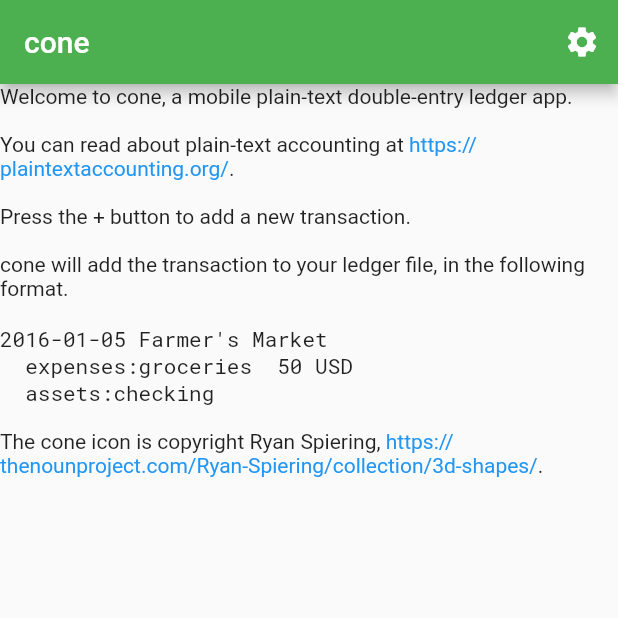
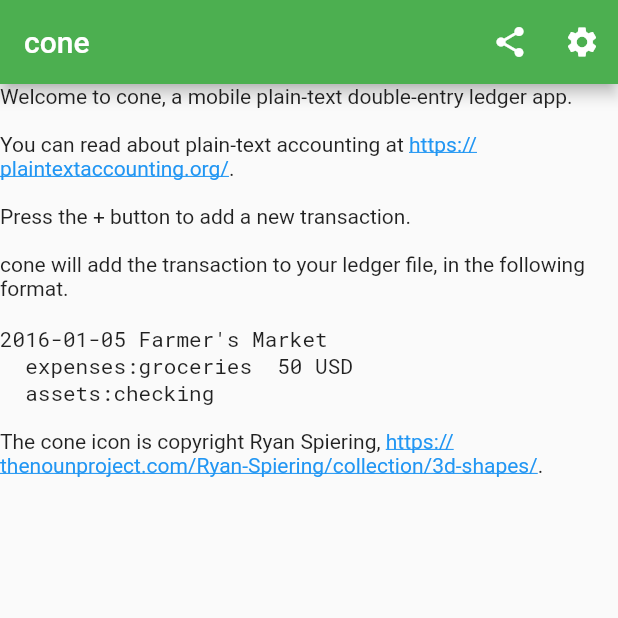
Before and after one commit to bradyt/cone-flutter, a Flutter app: the screen it shows after launch, on a phone screen of 412 x 824 dp, the top half of it. Run offline on Flutter 3.47's test engine with Material 2 defaults, Android fonts, the phone set to English and light mode, and no system bars; our stand-ins replace package_info, share.

Commit message:
Save changes

```diff
--- a/lib/home.dart
+++ b/lib/home.dart
@@ -1,6 +1,6 @@
 import 'package:flutter/material.dart';
-import 'package:flutter/services.dart';
 import 'package:flutter/gestures.dart';
+import 'package:share/share.dart';
 import 'package:url_launcher/url_launcher.dart';
 
 class Home extends StatelessWidget {
@@ -9,7 +9,16 @@ class Home extends StatelessWidget {
       appBar: AppBar(
         title: Text('cone'),
         actions: <Widget>[
-          IconButton(icon: Icon(Icons.settings), onPressed: () {}),
+          IconButton(
+            icon: Icon(Icons.share),
+            onPressed: () {
+              Share.share('check out my website https://example.com');
+            },
+          ),
+          IconButton(
+            icon: Icon(Icons.settings),
+            onPressed: () {},
+          ),
         ],
       ),
       body: DefaultTextStyle(
@@ -38,10 +47,10 @@ You can read about plain-text accounting at ''',
         children: <TextSpan>[
           TextSpan(
               text: 'https://plaintextaccounting.org/',
-              style: Theme.of(context)
-                  .textTheme
-                  .body1
-                  .copyWith(color: Colors.blue),
+              style: TextStyle(
+                color: Colors.blue,
+                decoration: TextDecoration.underline,
+              ),
               recognizer: TapGestureRecognizer()
                 ..onTap = () {
                   launch(
@@ -67,10 +76,14 @@ cone will add the transaction to your ledger file, in the following format.
           TextSpan(
               text:
                   'https://thenounproject.com/Ryan-Spiering/collection/3d-shapes/',
-              style: Theme.of(context)
-                  .textTheme
-                  .body1
-                  .copyWith(color: Colors.blue),
+              style: TextStyle(
+                color: Colors.blue,
+                decoration: TextDecoration.underline,
+              ),
+              // style: Theme.of(context)
+              //     .textTheme
+              //     .body1
+              //     .copyWith(color: Colors.blue),
               recognizer: TapGestureRecognizer()
                 ..onTap = () {
                   launch(
@@ -79,9 +92,6 @@ cone will add the transaction to your ledger file, in the following format.
                 }),
           TextSpan(text: '.'),
         ],
-        // style: new TextStyle(
-        //   fontFamily: "RobotoMono",
-        // ),
       ),
     );
   }
--- a/pubspec.yaml
+++ b/pubspec.yaml
@@ -21,6 +21,7 @@ dependencies:
   package_info: ^0.4.0
   datetime_picker_formfield: ^0.1.8
   url_launcher:
+  share:
 
   # The following adds the Cupertino Icons font to your application.
   # Use with the CupertinoIcons class for iOS style icons.
```
Also changed, not shown: lib/add_transaction.dart (+30 -1 lines).
